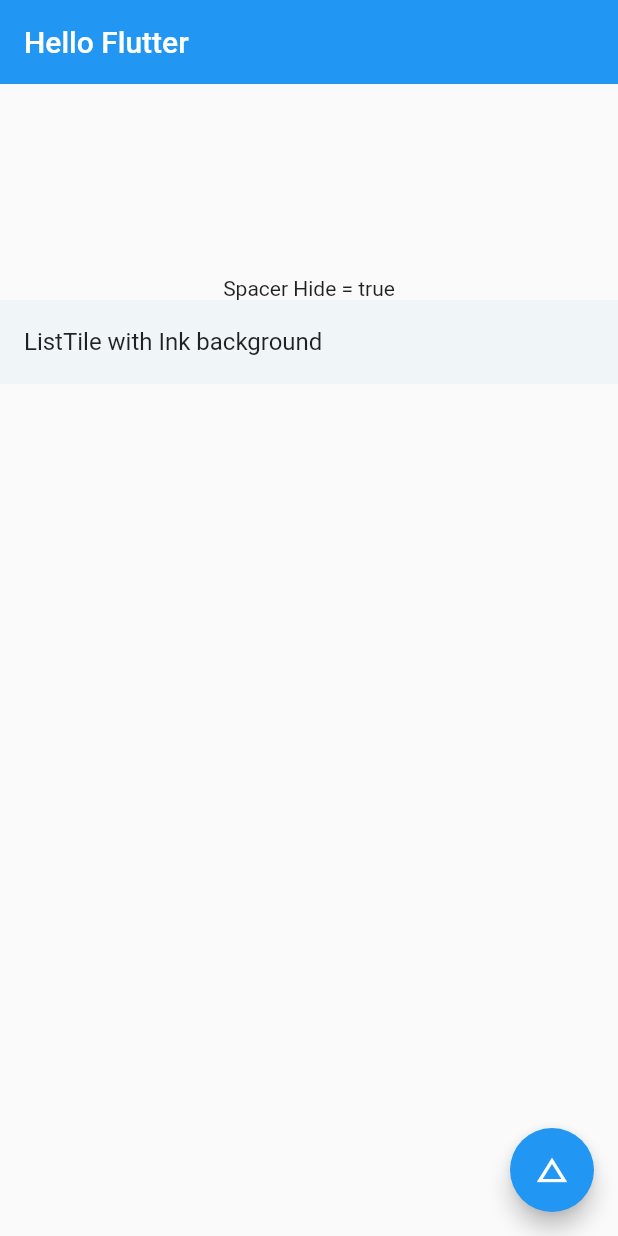
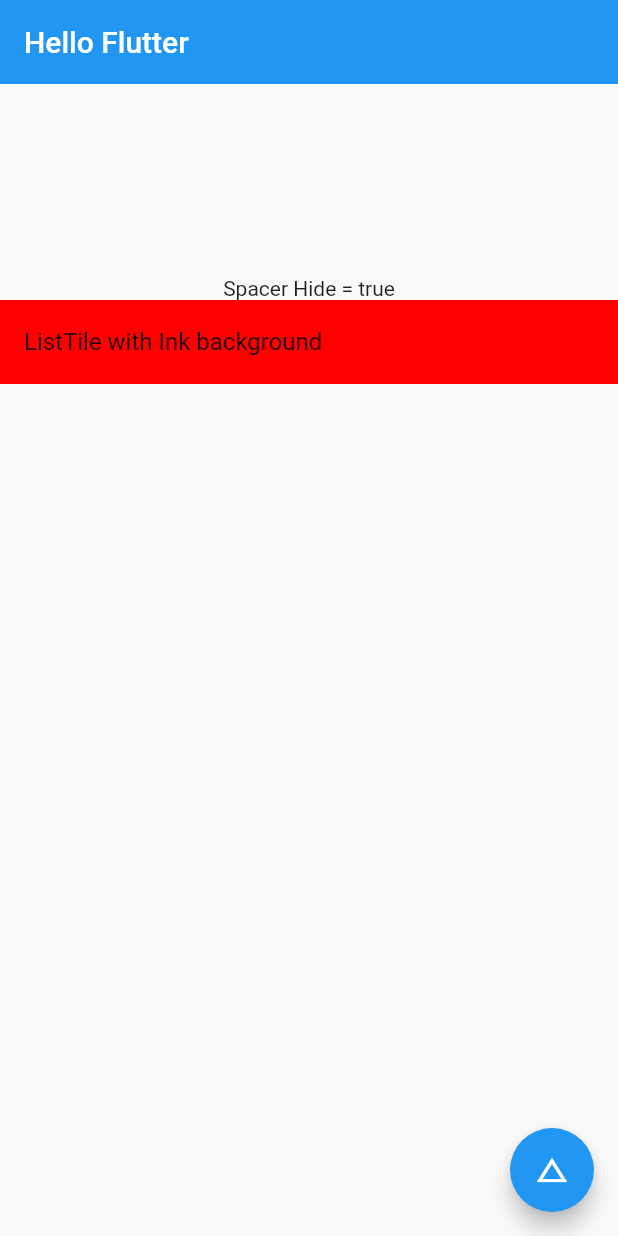
Before and after one commit to hpoul/sliver_animation_background, a Flutter app: the screen it shows after launch, on a phone screen of 412 x 824 dp. Run offline on Flutter 3.47's test engine with Material 2 defaults, Android fonts, the phone set to English and light mode, and no system bars.

Commit message:
changed to red background

```diff
--- a/lib/main.dart
+++ b/lib/main.dart
@@ -85,7 +85,7 @@ class _MyHomePageState extends State<MyHomePage> with TickerProviderStateMixin {
                 ),
                 if (!hide) SizedBox(height: 128),
                 Ink(
-                  color: Color(0xFFF0F5F8),
+                  color: Color(0xFFFF0000),
                   child: ListTile(
                     title: const Text('ListTile with Ink background'),
                   ),
```
Also changed, not shown: flutter_sliver_animation_background.gif (added).
